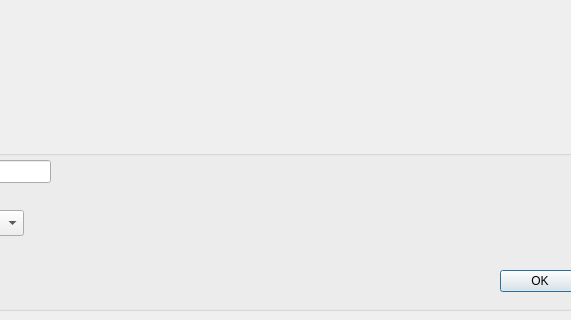
Above: dialogmodel.ui from norips/Projet_MBA_ConfigCreator before the change; both pictures show x 150 to 721 and y 280 to 600 of the 864 by 600 pixel window. Below: the same form after it.
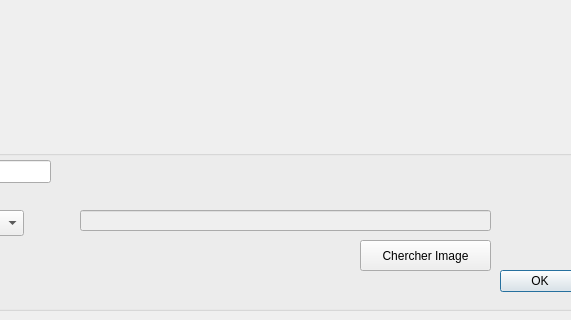
That is the form after the change. The open tabs and pages were chosen to show the change. Custom widgets are drawn as their Qt base class.

Commit message: Ajout d'un bouton pour aller chercher le chemin de l'image selectionnée

```diff
--- a/dialogmodel.ui
+++ b/dialogmodel.ui
@@ -162,7 +162,35 @@
      <zorder>lbText</zorder>
      <zorder>teText</zorder>
     </widget>
-    <widget class="QWidget" name="page_2"/>
+    <widget class="QWidget" name="page_2">
+     <widget class="QPushButton" name="pushButton">
+      <property name="geometry">
+       <rect>
+        <x>290</x>
+        <y>80</y>
+        <width>131</width>
+        <height>31</height>
+       </rect>
+      </property>
+      <property name="text">
+       <string>Chercher Image</string>
+      </property>
+     </widget>
+     <widget class="QLineEdit" name="lineEdit">
+      <property name="enabled">
+       <bool>false</bool>
+      </property>
+      <property name="geometry">
+       <rect>
+        <x>10</x>
+        <y>50</y>
+        <width>411</width>
+        <height>21</height>
+       </rect>
+      </property>
+     </widget>
+    </widget>
+    <widget class="QWidget" name="page_3"/>
    </widget>
   </widget>
   <widget class="Widget" name="widget" native="true">
```
Left out of the diff: 2 changed lines with no effect on the pictures. The commit also changes 2 other files.
